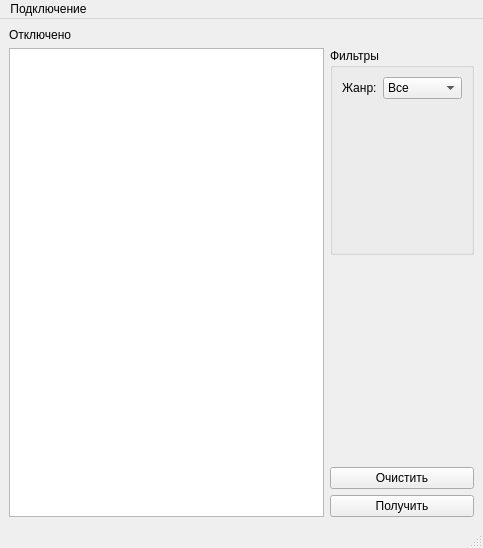
This is Cross_platform development with Qt/08_PreDataBase/mainwindow.ui in ArinShved/Homework- as Qt 5 draws it before an edit. The edited form follows.
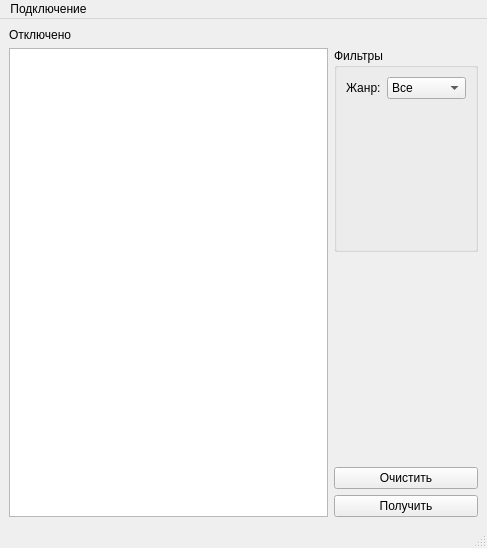
This is the edited form.

The edit to the form file:
```diff
--- a/Cross_platform development with Qt/08_PreDataBase/mainwindow.ui
+++ b/Cross_platform development with Qt/08_PreDataBase/mainwindow.ui
@@ -6,7 +6,7 @@
    <rect>
     <x>0</x>
     <y>0</y>
-    <width>483</width>
+    <width>487</width>
     <height>548</height>
    </rect>
   </property>
@@ -21,7 +21,7 @@
   </property>
   <widget class="QWidget" name="centralwidget">
    <layout class="QGridLayout" name="gridLayout">
-    <item row="2" column="1">
+    <item row="2" column="2">
      <spacer name="verticalSpacer">
       <property name="orientation">
        <enum>Qt::Vertical</enum>
@@ -37,20 +37,7 @@
       </property>
      </spacer>
     </item>
-    <item row="4" column="1">
-     <widget class="QPushButton" name="pb_request">
-      <property name="sizePolicy">
-       <sizepolicy hsizetype="Minimum" vsizetype="Maximum">
-        <horstretch>0</horstretch>
-        <verstretch>0</verstretch>
-       </sizepolicy>
-      </property>
-      <property name="text">
-       <string>Получить</string>
-      </property>
-     </widget>
-    </item>
-    <item row="3" column="1">
+    <item row="3" column="2">
      <widget class="QPushButton" name="pb_clear">
       <property name="sizePolicy">
        <sizepolicy hsizetype="Minimum" vsizetype="Maximum">
@@ -63,7 +50,20 @@
       </property>
      </widget>
     </item>
-    <item row="1" column="1">
+    <item row="0" column="0">
+     <widget class="QLabel" name="lb_statusConnect">
+      <property name="sizePolicy">
+       <sizepolicy hsizetype="Preferred" vsizetype="Maximum">
+        <horstretch>0</horstretch>
+        <verstretch>0</verstretch>
+       </sizepolicy>
+      </property>
+      <property name="text">
+       <string>Отключено</string>
+      </property>
+     </widget>
+    </item>
+    <item row="1" column="2">
      <widget class="QGroupBox" name="gb_filters">
       <property name="sizePolicy">
        <sizepolicy hsizetype="Preferred" vsizetype="Minimum">
@@ -104,28 +104,21 @@
       </layout>
      </widget>
     </item>
-    <item row="0" column="0">
-     <widget class="QLabel" name="lb_statusConnect">
+    <item row="4" column="2">
+     <widget class="QPushButton" name="pb_request">
       <property name="sizePolicy">
-       <sizepolicy hsizetype="Preferred" vsizetype="Maximum">
+       <sizepolicy hsizetype="Minimum" vsizetype="Maximum">
         <horstretch>0</horstretch>
         <verstretch>0</verstretch>
        </sizepolicy>
       </property>
       <property name="text">
-       <string>Отключено</string>
+       <string>Получить</string>
       </property>
      </widget>
     </item>
     <item row="1" column="0" rowspan="4">
-     <widget class="QTableWidget" name="tb_result">
-      <property name="sizePolicy">
-       <sizepolicy hsizetype="Expanding" vsizetype="Expanding">
-        <horstretch>0</horstretch>
-        <verstretch>0</verstretch>
-       </sizepolicy>
-      </property>
-     </widget>
+     <widget class="QTableView" name="tv_result"/>
     </item>
    </layout>
   </widget>
@@ -134,7 +127,7 @@
     <rect>
      <x>0</x>
      <y>0</y>
-     <width>483</width>
+     <width>487</width>
      <height>25</height>
     </rect>
    </property>
```
Left out of the diff: 25 changed lines with no effect on the pictures.
